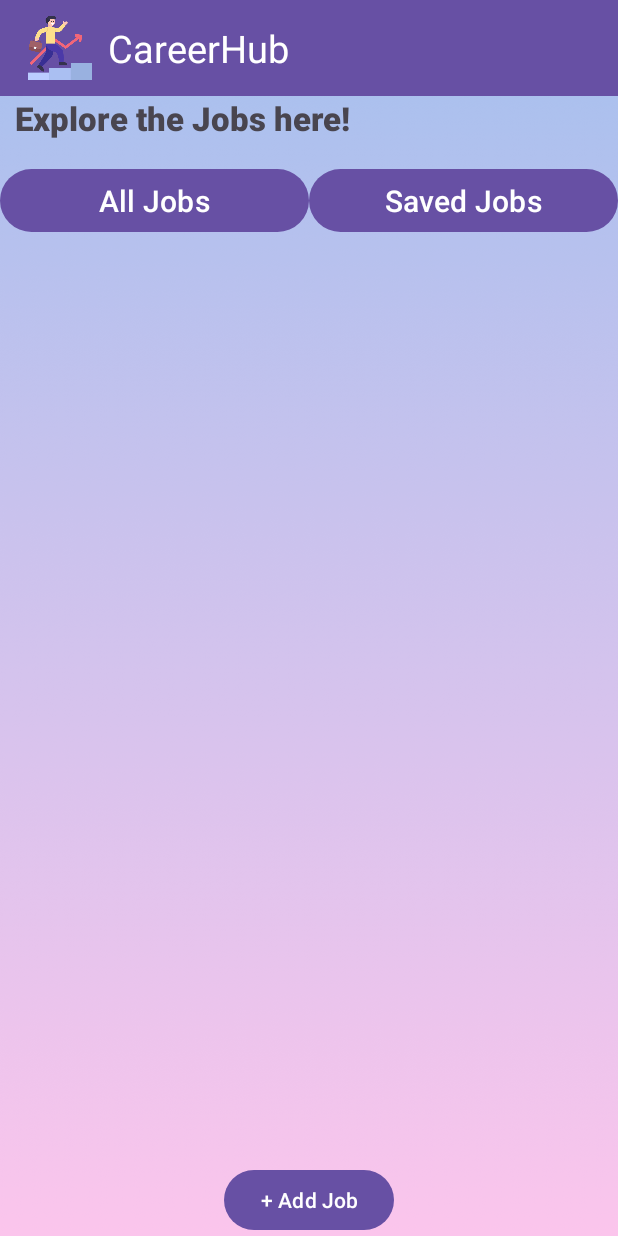
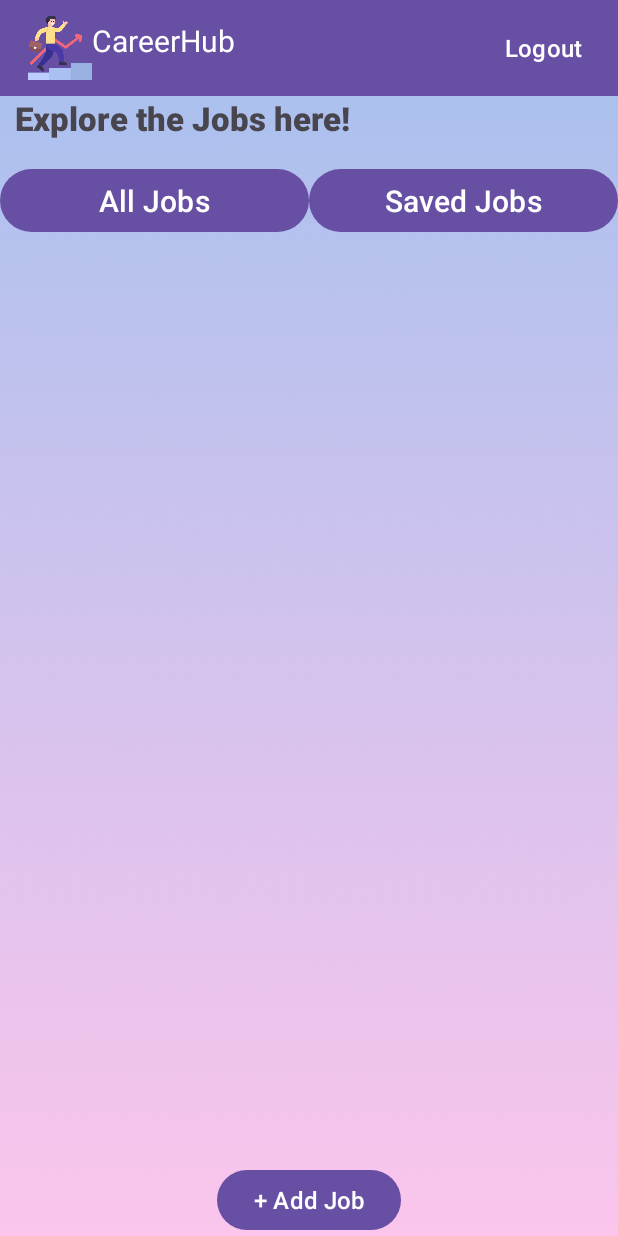
Before and after one commit to Monika9676/CareerHub, an Android app: the layout activity_index.xml on its own in the app's theme, with its tools: preview values and no code run, on a phone screen of 412 x 824 dp. Run offline under Robolectric (Android 15) with nearby library versions, the phone set to English and light mode, and no system bars.

Commit message:
Merge remote-tracking branch 'origin/master'
# Conflicts:
#	app/src/main/java/com/example/careerhub30/JobPostAdapter.java

```diff
--- a/app/src/main/res/layout/activity_index.xml
+++ b/app/src/main/res/layout/activity_index.xml
@@ -16,7 +16,7 @@
         android:minHeight="?attr/actionBarSize">
 
         <!-- Logo and title -->
-        <LinearLayout
+        <RelativeLayout
             android:layout_width="wrap_content"
             android:layout_height="wrap_content"
             android:orientation="horizontal"
@@ -34,10 +34,23 @@
             <TextView
                 android:layout_width="wrap_content"
                 android:layout_height="wrap_content"
+                android:layout_marginLeft="45sp"
+                android:textAlignment="center"
+                android:gravity="center"
+                android:layout_marginTop="5sp"
                 android:text="CareerHub"
-                android:textSize="25sp"
-                android:textColor="@android:color/white" />
-        </LinearLayout>
+                android:textColor="@android:color/white"
+                android:textSize="20sp" />
+
+            <Button
+                android:id="@+id/logoutButton"
+                android:layout_width="wrap_content"
+                android:layout_height="wrap_content"
+                android:text="Logout"
+                android:textSize="16sp"
+                 android:layout_alignParentRight="true"
+                android:layout_centerHorizontal="true" />
+        </RelativeLayout>
 
     </androidx.appcompat.widget.Toolbar>
 
@@ -91,7 +104,9 @@
         android:layout_width="wrap_content"
         android:layout_height="wrap_content"
         android:text="+ Add Job"
+        android:textSize="16sp"
         android:layout_alignParentBottom="true"
         android:layout_centerHorizontal="true" />
 
+
 </RelativeLayout>
--- a/app/src/main/res/layout/item_job_post.xml
+++ b/app/src/main/res/layout/item_job_post.xml
@@ -25,7 +25,8 @@
             android:layout_width="match_parent"
             android:layout_height="wrap_content"
             android:textSize="16sp"
-            android:padding="5dp"/>
+            android:padding="5dp"
+            android:layout_marginTop="-5dp"/>
 
         <TextView
             android:id="@+id/locationTextView"
@@ -45,7 +46,7 @@
         android:onClick="onApplyButtonClick"
         android:layout_gravity="center_vertical"/>
 
-    <ImageView
+    <ImageButton
         android:id="@+id/sendIcon"
         android:layout_width="48dp"
         android:layout_height="48dp"
@@ -53,5 +54,6 @@
         android:padding="5dp"
         android:contentDescription="Apply"
         android:rotation="-45"
+        android:background="@android:color/transparent"
         android:layout_gravity="center_vertical"/>
 </LinearLayout>
```
Also changed, not shown: app/src/main/java/com/example/careerhub30/CredentialsManager.java (+10 -0 lines), app/src/main/java/com/example/careerhub30/Index.java (+15 -8 lines), app/src/main/java/com/example/careerhub30/JobPostAdapter.java (+64 -6 lines), app/src/main/java/com/example/careerhub30/MainActivity.java (+27 -2 lines), app/src/main/java/com/example/careerhub30/SessionManager.java (added, +64 -0 lines), app/src/main/java/com/example/careerhub30/SignUp.java (+14 -6 lines).
